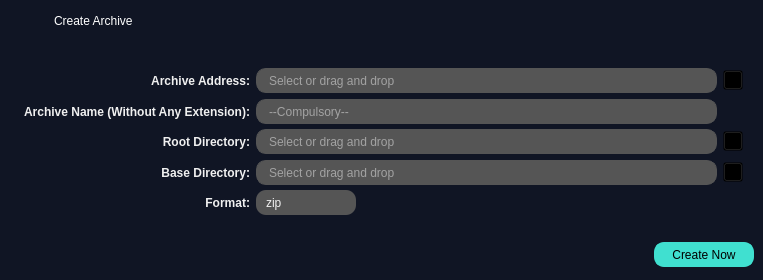
Qt form ui_files/CreateArchive/create_archive_ui.ui (fevzifidan/FIFSOT) before a commit.
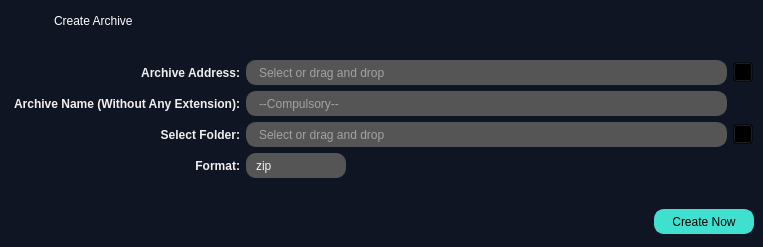
The same form after that commit. Icons and pictures are not drawn.

Commit message:
create_archive bug fix and UI updates
Fixed an error encountered during the archive creation process.
Archive inputs were simplified on the ui side.
_form files were deleted in UI files, uic usage has been increased.

```diff
--- a/ui_files/CreateArchive/create_archive_ui.ui
+++ b/ui_files/CreateArchive/create_archive_ui.ui
@@ -7,13 +7,13 @@
     <x>0</x>
     <y>0</y>
     <width>763</width>
-    <height>280</height>
+    <height>247</height>
    </rect>
   </property>
   <property name="minimumSize">
    <size>
     <width>698</width>
-    <height>280</height>
+    <height>150</height>
    </size>
   </property>
   <property name="maximumSize">
@@ -107,6 +107,9 @@
     <property name="bottomMargin">
      <number>0</number>
     </property>
+    <property name="spacing">
+     <number>6</number>
+    </property>
     <item row="0" column="0">
      <widget class="QWidget" name="widget_frame" native="true">
       <property name="minimumSize">
@@ -249,17 +252,24 @@
      </widget>
     </item>
     <item row="1" column="0">
-     <layout class="QVBoxLayout" name="verticalLayout">
+     <spacer name="verticalSpacer">
+      <property name="orientation">
+       <enum>Qt::Vertical</enum>
+      </property>
+      <property name="sizeHint" stdset="0">
+       <size>
+        <width>20</width>
+        <height>40</height>
+       </size>
+      </property>
+     </spacer>
+    </item>
+    <item row="2" column="0">
+     <layout class="QVBoxLayout" name="verticalLayout_2">
       <property name="leftMargin">
-       <number>20</number>
-      </property>
-      <property name="topMargin">
-       <number>20</number>
+       <number>10</number>
       </property>
       <property name="rightMargin">
-       <number>20</number>
-      </property>
-      <property name="bottomMargin">
        <number>10</number>
       </property>
       <item>
@@ -426,7 +436,7 @@
            </size>
           </property>
           <property name="text">
-           <string>Root Directory:</string>
+           <string>Select Folder:</string>
           </property>
           <property name="alignment">
            <set>Qt::AlignRight|Qt::AlignTrailing|Qt::AlignVCenter</set>
@@ -486,83 +496,6 @@
         </item>
        </layout>
       </item>
-      <item>
-       <layout class="QHBoxLayout" name="horizontalLayout_3">
-        <item>
-         <widget class="QLabel" name="lbl_baseDirectory">
-          <property name="minimumSize">
-           <size>
-            <width>230</width>
-            <height>25</height>
-           </size>
-          </property>
-          <property name="maximumSize">
-           <size>
-            <width>230</width>
-            <height>25</height>
-           </size>
-          </property>
-          <property name="text">
-           <string>Base Directory:</string>
-          </property>
-          <property name="alignment">
-           <set>Qt::AlignRight|Qt::AlignTrailing|Qt::AlignVCenter</set>
-          </property>
-         </widget>
-        </item>
-        <item>
-         <widget class="QLineEdit" name="lineEdit_baseDirectory">
-          <property name="minimumSize">
-           <size>
-            <width>394</width>
-            <height>25</height>
-           </size>
-          </property>
-          <property name="maximumSize">
-           <size>
-            <width>16777215</width>
-            <height>25</height>
-           </size>
-          </property>
-          <property name="placeholderText">
-           <string>Select or drag and drop</string>
-          </property>
-          <property name="clearButtonEnabled">
-           <bool>true</bool>
-          </property>
-         </widget>
-        </item>
-        <item>
-         <widget class="QPushButton" name="btn_openDialog_baseDirectory">
-          <property name="minimumSize">
-           <size>
-            <width>20</width>
-            <height>20</height>
-           </size>
-          </property>
-          <property name="maximumSize">
-           <size>
-            <width>20</width>
-            <height>20</height>
-           </size>
-          </property>
-          <property name="text">
-           <string/>
-          </property>
-          <property name="icon">
-           <iconset resource="../deneme.qrc">
-            <normaloff>:/yeniÖnek/fifsot_icons/open_file_dialog.png</normaloff>:/yeniÖnek/fifsot_icons/open_file_dialog.png</iconset>
-          </property>
-          <property name="iconSize">
-           <size>
-            <width>20</width>
-            <height>20</height>
-           </size>
-          </property>
-         </widget>
-        </item>
-       </layout>
-      </item>
       <item>
        <layout class="QHBoxLayout" name="horizontalLayout_4">
         <item>
@@ -645,7 +578,7 @@
       </item>
      </layout>
     </item>
-    <item row="2" column="0">
+    <item row="4" column="0">
      <widget class="QWidget" name="widget_btn_container" native="true">
       <property name="minimumSize">
        <size>
@@ -714,6 +647,19 @@
       </layout>
      </widget>
     </item>
+    <item row="3" column="0">
+     <spacer name="verticalSpacer_2">
+      <property name="orientation">
+       <enum>Qt::Vertical</enum>
+      </property>
+      <property name="sizeHint" stdset="0">
+       <size>
+        <width>20</width>
+        <height>40</height>
+       </size>
+      </property>
+     </spacer>
+    </item>
    </layout>
   </widget>
  </widget>
```
Left out of the diff: 2 changed lines with no effect on the pictures. The commit also changes 28 other files.
